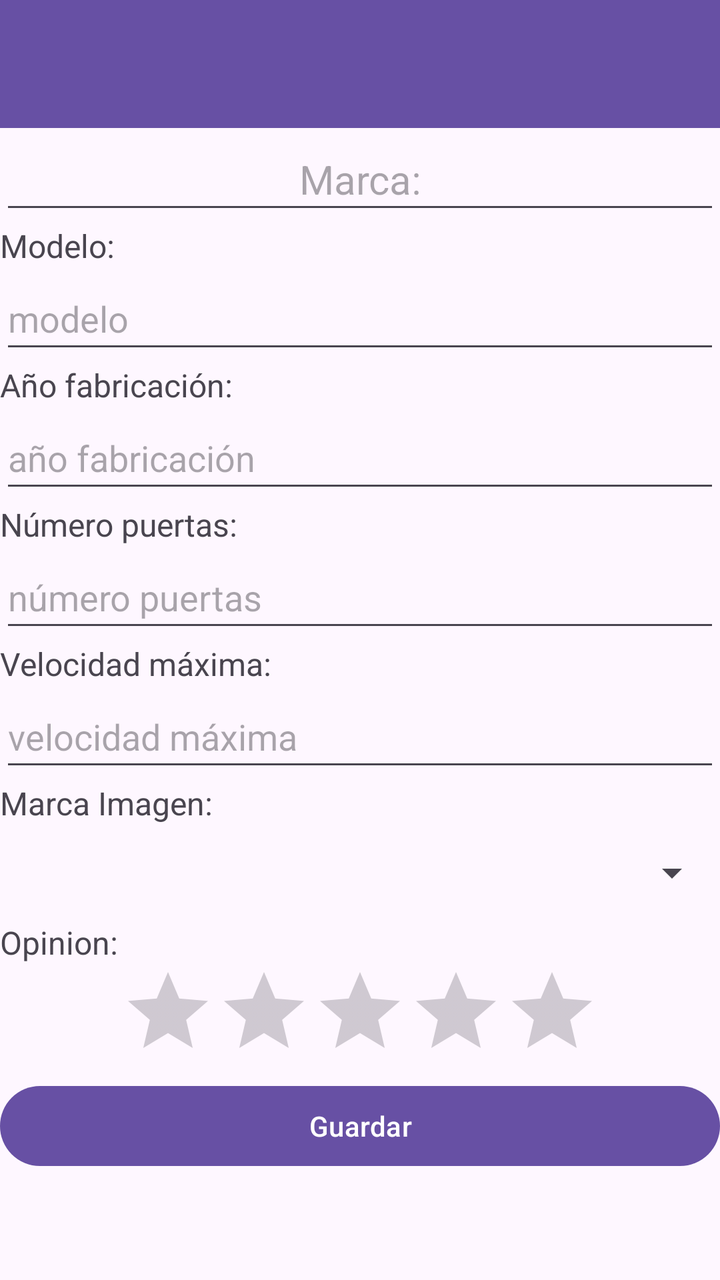
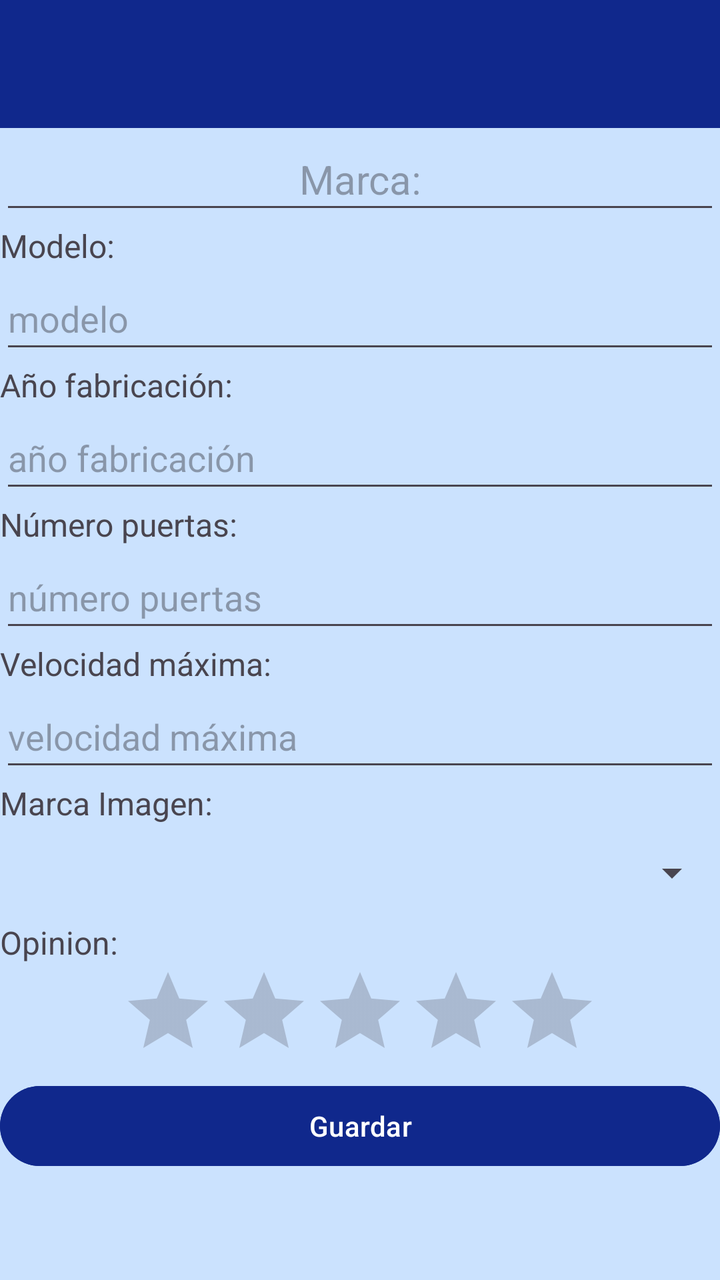

Before-and-after screenshots of an Android layout around one commit, followed by the original layout XML and the change that was made.
<!-- AndroidManifest.xml: application theme Theme.PracticaAndroid -->
<!-- res/layout/activity_editar_coche.xml -->
<?xml version="1.0" encoding="utf-8"?>
<androidx.constraintlayout.widget.ConstraintLayout xmlns:android="http://schemas.android.com/apk/res/android"
    xmlns:app="http://schemas.android.com/apk/res-auto"
    xmlns:tools="http://schemas.android.com/tools"
    android:id="@+id/main"
    android:layout_width="match_parent"
    android:layout_height="match_parent"
    tools:context=".coches.EditarCocheActivity">

    <LinearLayout
        android:layout_width="match_parent"
        android:layout_height="match_parent"
        android:orientation="vertical"
        tools:layout_editor_absoluteX="92dp"
        tools:layout_editor_absoluteY="16dp">

        <androidx.appcompat.widget.Toolbar
            android:id="@+id/toolbar"
            android:layout_width="match_parent"
            android:layout_height="wrap_content"
            android:background="?attr/colorPrimary"
            android:minHeight="?attr/actionBarSize"
            android:theme="?attr/actionBarTheme" />

        <EditText
            android:id="@+id/editarMarca"
            android:layout_width="match_parent"
            android:layout_height="48dp"
            android:hint="Marca:"
            android:textAlignment="center"
            android:textSize="20dp" />

        <TextView
            android:id="@+id/txtModelo"
            android:layout_width="match_parent"
            android:layout_height="wrap_content"
            android:text="Modelo: "
            android:textSize="16dp" />

        <EditText
            android:id="@+id/editarModelo"
            android:layout_width="match_parent"
            android:layout_height="48dp"
            android:hint="modelo" />

        <TextView
            android:id="@+id/txtAnnio"
            android:layout_width="match_parent"
            android:layout_height="wrap_content"
            android:text="Año fabricación:"
            android:textSize="16dp" />

        <EditText
            android:id="@+id/editarAnnio"
            android:layout_width="match_parent"
            android:layout_height="48dp"
            android:hint="año fabricación" />

        <TextView
            android:id="@+id/txtNumPuertas"
            android:layout_width="match_parent"
            android:layout_height="wrap_content"
            android:text="Número puertas:"
            android:textSize="16dp" />

        <EditText
            android:id="@+id/editarNumPuertas"
            android:layout_width="match_parent"
            android:layout_height="48dp"
            android:hint="número puertas" />

        <TextView
            android:id="@+id/txtVelocidad"
            android:layout_width="match_parent"
            android:layout_height="wrap_content"
            android:text="Velocidad máxima:"
            android:textSize="16dp" />

        <EditText
            android:id="@+id/editarVelocidad"
            android:layout_width="match_parent"
            android:layout_height="48dp"
            android:hint="velocidad máxima" />

        <TextView
            android:id="@+id/txtMarcaImagen"
            android:layout_width="match_parent"
            android:layout_height="wrap_content"
            android:text="Marca Imagen: "
            android:textSize="16dp" />

        <Spinner
            android:id="@+id/spinner"
            android:layout_width="match_parent"
            android:layout_height="48dp" />

        <TextView
            android:id="@+id/txtOpinion"
            android:layout_width="match_parent"
            android:layout_height="wrap_content"
            android:text="Opinion:"
            android:textSize="16dp" />

        <RatingBar
            android:id="@+id/ratingBar3"
            android:layout_width="wrap_content"
            android:layout_height="wrap_content"
            android:layout_gravity="center"
            android:numStars="5" />

        <Button
            android:id="@+id/buttonGuardar"
            android:layout_width="match_parent"
            android:layout_height="wrap_content"
            android:text="Guardar" />
    </LinearLayout>

</androidx.constraintlayout.widget.ConstraintLayout>
<!-- resources referenced by this layout -->
<resources>
  <style name="Theme.PracticaAndroid" parent="Base.Theme.PracticaAndroid" />
  <style name="Base.Theme.PracticaAndroid" parent="Theme.Material3.DayNight.NoActionBar">
          
          
      </style>
</resources>

<!-- the commit's change to res/layout/activity_editar_coche.xml (unified diff, before → after) -->
@@ -10,6 +10,7 @@
     <LinearLayout
         android:layout_width="match_parent"
         android:layout_height="match_parent"
+        android:background="@color/lightblue"
         android:orientation="vertical"
         tools:layout_editor_absoluteX="92dp"
         tools:layout_editor_absoluteY="16dp">
@@ -18,7 +19,7 @@
             android:id="@+id/toolbar"
             android:layout_width="match_parent"
             android:layout_height="wrap_content"
-            android:background="?attr/colorPrimary"
+            android:background="@color/blue"
             android:minHeight="?attr/actionBarSize"
             android:theme="?attr/actionBarTheme" />
 
@@ -112,6 +113,7 @@
             android:id="@+id/buttonGuardar"
             android:layout_width="match_parent"
             android:layout_height="wrap_content"
+            android:backgroundTint="@color/blue"
             android:text="Guardar" />
     </LinearLayout>
 
<!-- resource entries referenced after the edit -->
@@ -1,5 +1,7 @@
 <!-- resources referenced by this layout -->
 <resources>
+  <color name="blue">#10288C</color>
+  <color name="lightblue">#CBE2FE</color>
   <style name="Theme.PracticaAndroid" parent="Base.Theme.PracticaAndroid" />
   <style name="Base.Theme.PracticaAndroid" parent="Theme.Material3.DayNight.NoActionBar">
           
